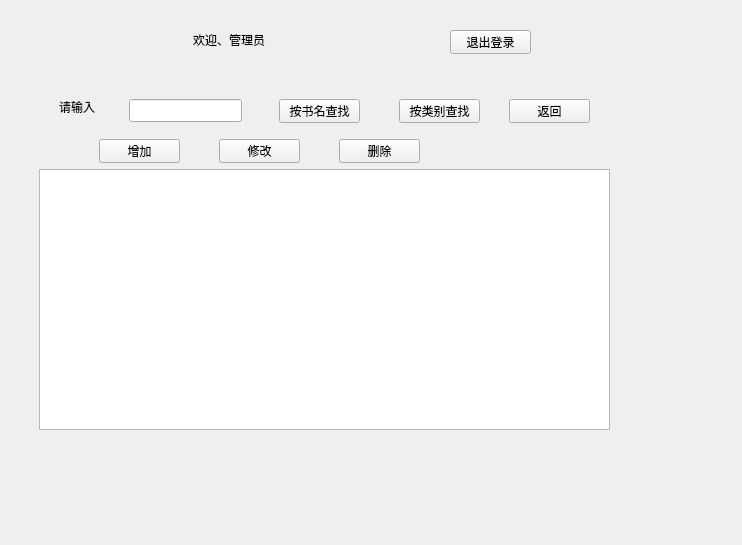
Above: manager.ui from belunch/book_manage_system before the change. Below: the same form after it.
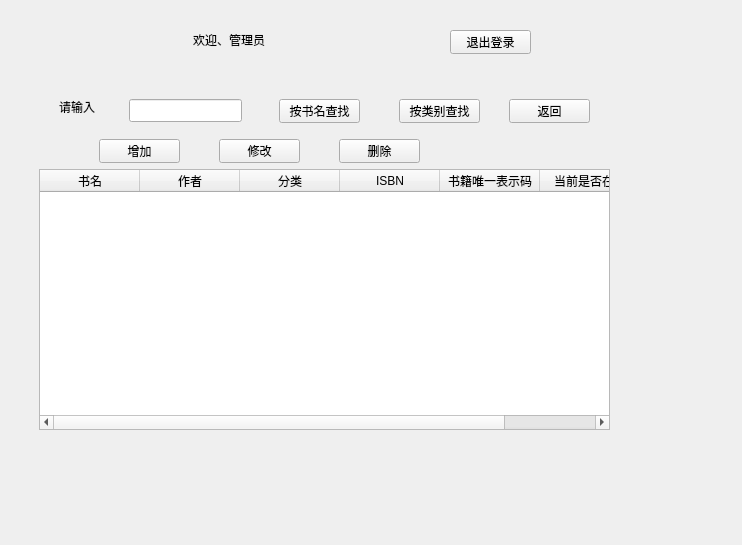
That is the form after the change. The open tabs and pages were chosen to show the change.

Commit message: 用户页面逻辑编写（还差书籍管理、注册）

The edit to the form file:
```diff
--- a/manager.ui
+++ b/manager.ui
@@ -128,6 +128,36 @@
        <height>261</height>
       </rect>
      </property>
+     <column>
+      <property name="text">
+       <string>书名</string>
+      </property>
+     </column>
+     <column>
+      <property name="text">
+       <string>作者</string>
+      </property>
+     </column>
+     <column>
+      <property name="text">
+       <string>分类</string>
+      </property>
+     </column>
+     <column>
+      <property name="text">
+       <string>ISBN</string>
+      </property>
+     </column>
+     <column>
+      <property name="text">
+       <string>书籍唯一表示码</string>
+      </property>
+     </column>
+     <column>
+      <property name="text">
+       <string>当前是否在馆</string>
+      </property>
+     </column>
     </widget>
     <widget class="QLineEdit" name="lineEdit">
      <property name="geometry">
```
Left out of the diff: 27 changed lines with no effect on the pictures. The commit also changes 9 other files.
